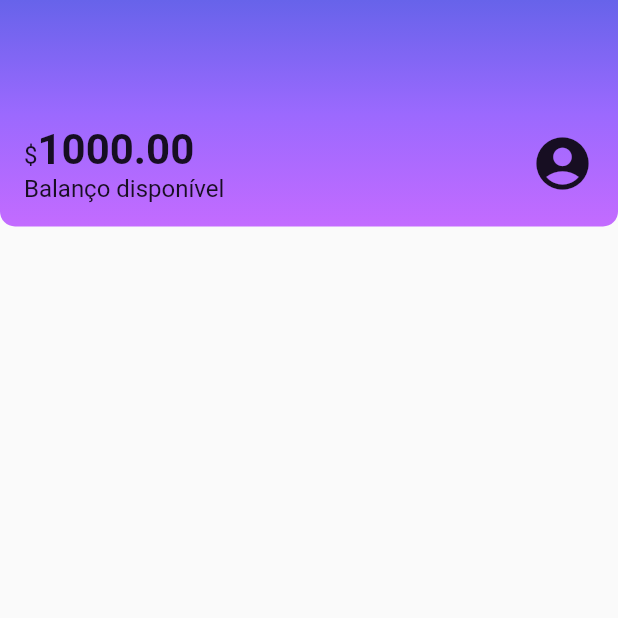
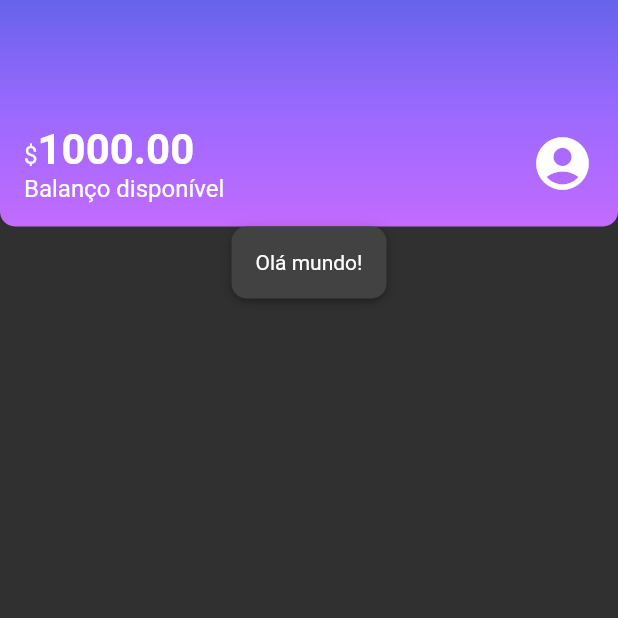
Before and after one commit to andrey-araujo/alubank, a Flutter app: the screen it shows after launch, on a phone screen of 412 x 824 dp, the top half of it. Run offline on Flutter 3.47's test engine with Material 2 defaults, Android fonts, the phone set to English and light mode, and no system bars.

Commit message:
#aula04.02 creating box card and using adaptive colors (dark theme)

```diff
--- /dev/null
+++ b/lib/components/box_card.dart
@@ -0,0 +1,19 @@
+import 'package:flutter/material.dart';
+
+class BoxCard extends StatelessWidget {
+  final Widget boxContent;
+  const BoxCard({Key? key, required this.boxContent}) : super(key: key);
+
+  @override
+  Widget build(BuildContext context) {
+    return Container(
+      padding: const EdgeInsets.all(16),
+      decoration: BoxDecoration(
+        boxShadow: kElevationToShadow[3],
+        borderRadius: BorderRadius.circular(10),
+        color: Theme.of(context).cardColor,
+      ),
+      child: boxContent,
+    );
+  }
+}
--- a/lib/main.dart
+++ b/lib/main.dart
@@ -10,9 +10,10 @@ const Alubank({ Key? key }) : super(key: key);
 
   @override
   Widget build(BuildContext context){
-    return const MaterialApp(
+    return MaterialApp(
       title: 'Alubank',
-      home: Home(),
+      theme: ThemeData.dark(),
+      home: const Home(),
     );
   }
 }
--- a/lib/screens/home.dart
+++ b/lib/screens/home.dart
@@ -1,3 +1,4 @@
+import 'package:alubank/components/box_card.dart';
 import 'package:alubank/components/sections/header.dart';
 import 'package:flutter/material.dart';
 
@@ -10,6 +11,7 @@ class Home extends StatelessWidget {
       body: Column(
         children: <Widget>[
           Header(),
+          BoxCard(boxContent: Text('Olá mundo!'))
         ],
       ),
     );
```
